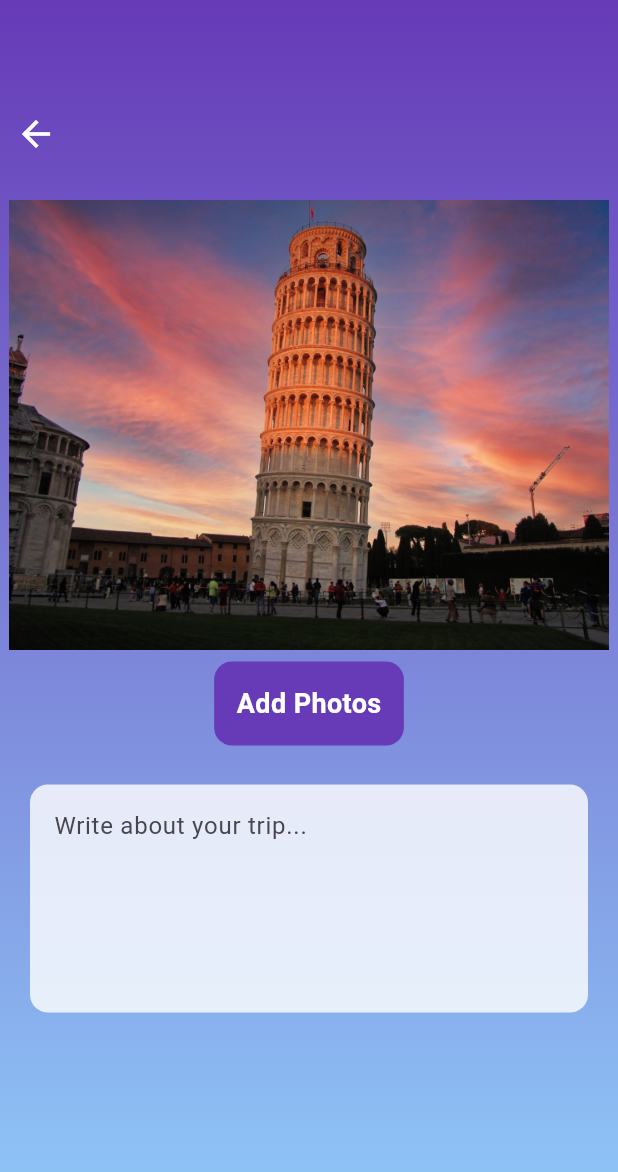
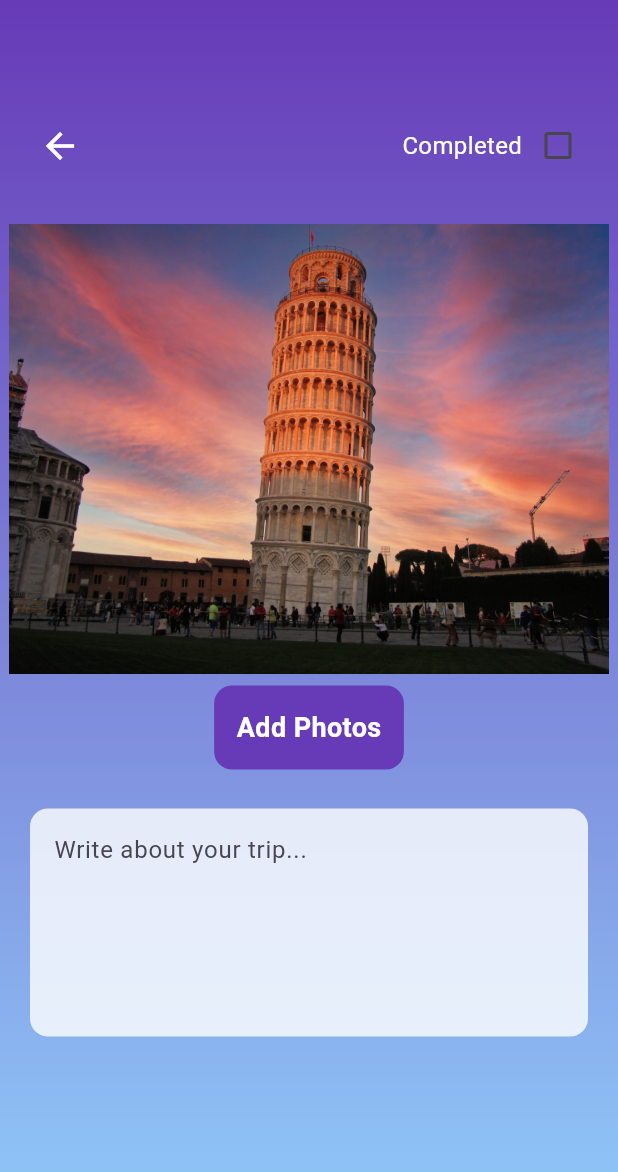
Before and after one commit to timahern/BucketLists, a Flutter app: the BucketItemScreen screen opened directly with empty values, on a phone screen of 412 x 824 dp. Shown: the top 1172 px of the screen. Run offline on Flutter 3.47's test engine with Material 3 defaults, Android fonts, the phone set to English and light mode, and no system bars; our stand-ins replace cloud_firestore, firebase_auth, firebase_core, firebase_storage, flutter_slidable, google_fonts and 1 more; accounts and stored records are empty.

Commit message:
added finished checkbox on bucket item screen and made deletion functions cleaner and ensured no wasted space in firebase

```diff
--- a/bucket_list_app/lib/screens/bucket_item_screen.dart
+++ b/bucket_list_app/lib/screens/bucket_item_screen.dart
@@ -228,6 +228,31 @@ class _BucketItemScreenState extends State<BucketItemScreen> {
   }
 
 
+  //updates the completed checkbox and boolean value for the bucket item
+  Future<void> updateCompleted(bool completed) async {
+    try {
+      final itemRef = FirebaseFirestore.instance
+          .collection('bucket_items')
+          .doc(widget.bucketItem.id);
+
+      await itemRef.update({
+        'completed': completed,
+      });
+
+      print("✅ Completion status updated.");
+
+      setState(() {
+        widget.bucketItem.completed = completed;
+      });
+
+      widget.onUpdate();
+    } catch (e) {
+      print("❌ Failed to update completed status: $e");
+      ScaffoldMessenger.of(context).showSnackBar(
+        SnackBar(content: Text('Failed to update completion status: $e')),
+      );
+    }
+  }
 
 
 
@@ -271,15 +296,40 @@ class _BucketItemScreenState extends State<BucketItemScreen> {
                 ),
               ),
 
-              Align(
-                alignment: Alignment.topLeft,
-                child: IconButton(
-                    icon: const Icon(Icons.arrow_back, color: Colors.white, size: 28),
-                    onPressed: () {
-                      Navigator.pop(context);
-                    },
+              Padding(
+                padding: const EdgeInsets.symmetric(horizontal: 16.0, vertical: 8.0),
+                child: Row(
+                  mainAxisAlignment: MainAxisAlignment.spaceBetween,
+                  children: [
+                    IconButton(
+                        icon: const Icon(Icons.arrow_back, color: Colors.white, size: 28),
+                        onPressed: () {
+                          Navigator.pop(context);
+                        },
+                    ),
+                    Row(
+                      children: [
+                        Text(
+                          'Completed',
+                          style: TextStyle(
+                            color: Colors.white,
+                            fontSize: 16,
+                          ),
+                        ),
+                        Checkbox(
+                          value: widget.bucketItem.completed,
+                          activeColor: Colors.white,
+                          checkColor: Colors.deepPurple,
+                          onChanged: (bool? newValue) async {
+                            if (newValue != null) {
+                              await updateCompleted(newValue);
+                            }
+                          },
+                        ),
+                      ],
+                    ),
+                  ],
                 ),
-
               ),
 
               SizedBox(height: 20),
```
Also changed, not shown: bucket_list_app/lib/screens/bucket_list_screen.dart (+44 -7 lines), bucket_list_app/lib/screens/home_screen.dart (+29 -6 lines), 4 other files.
